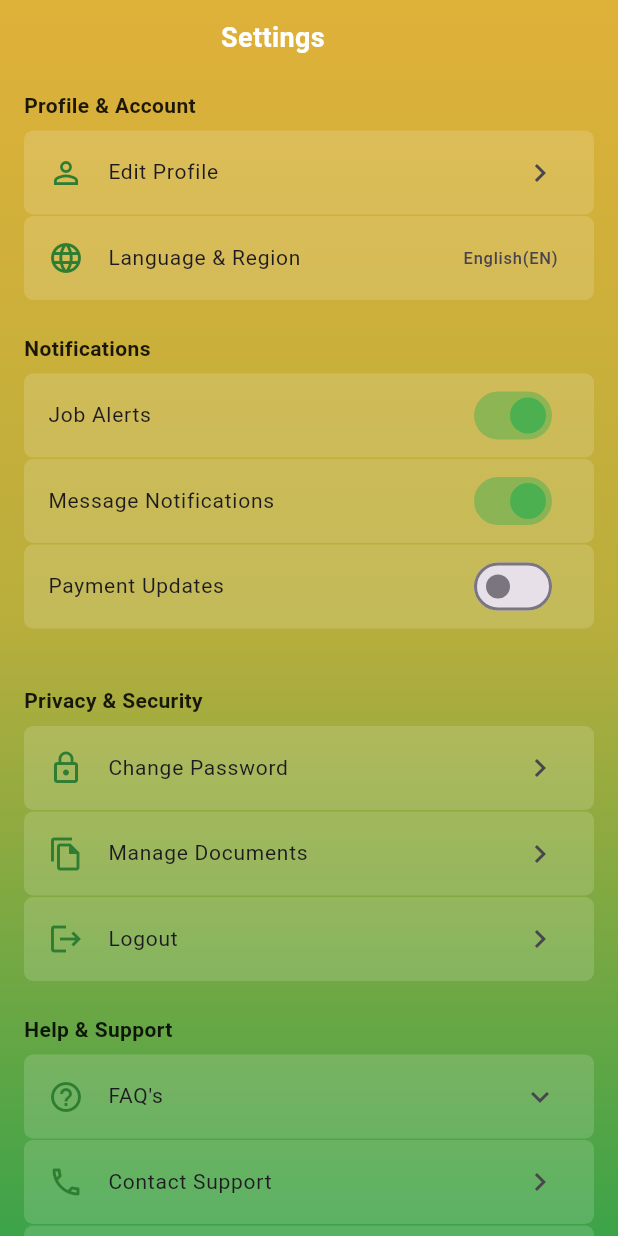
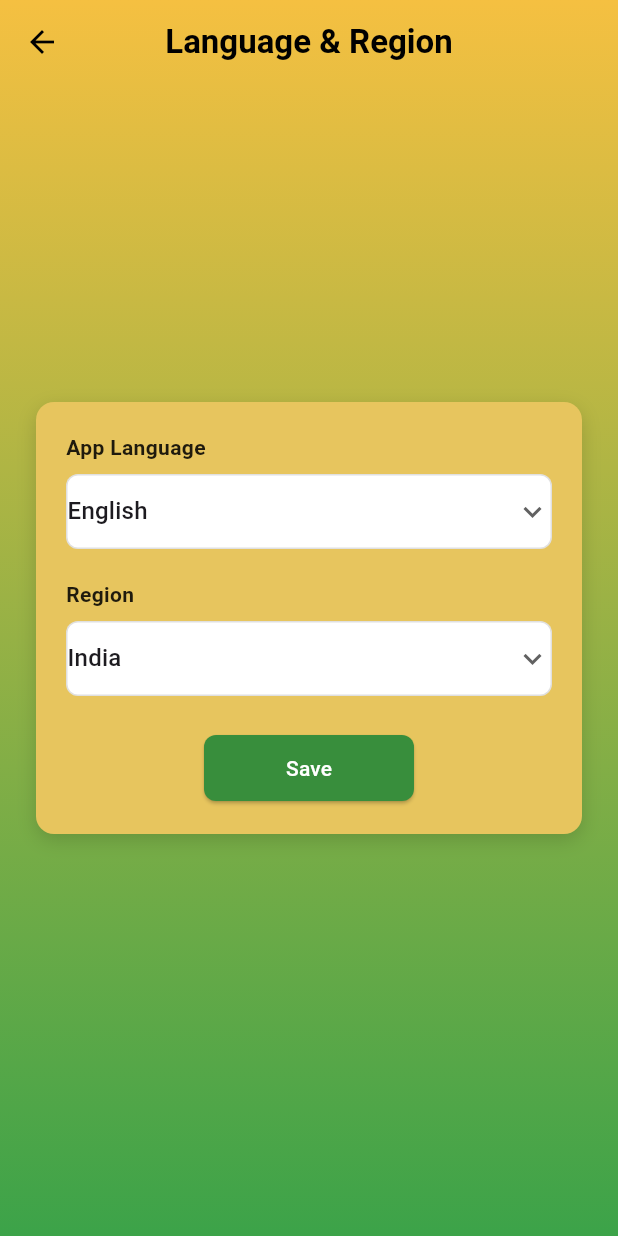
Before and after one commit to LovepreetRehal/legacy-carry, a Flutter app: the SettingsScreen screen opened directly, after a tap on "Language & Region", on a phone screen of 412 x 824 dp. Run offline on Flutter 3.47's test engine with Material 3 defaults, Android fonts, the phone set to English and light mode, and no system bars; our stand-ins replace file_picker, firebase_core, image_picker, shared_preferences; accounts and stored records are empty; network calls fail.

Commit message:
change_language screen and other fixes

```diff
--- /dev/null
+++ b/lib/views/change_language.dart
@@ -0,0 +1,283 @@
+import 'package:flutter/material.dart';
+import 'package:provider/provider.dart';
+import 'services/auth_service.dart';
+import 'providers/user_profile_provider.dart';
+
+class ChangeLanguageScreen extends StatefulWidget {
+  const ChangeLanguageScreen({super.key});
+
+  @override
+  State<ChangeLanguageScreen> createState() => _ChangeLanguageScreenState();
+}
+
+class _ChangeLanguageScreenState extends State<ChangeLanguageScreen> {
+  final List<String> _languages = const [
+    'English',
+    'Hindi',
+    'Marathi',
+    'Punjabi',
+    'Bengali',
+  ];
+
+  final List<String> _regions = const [
+    'India',
+    'United States',
+    'United Kingdom',
+    'Canada',
+    'Australia',
+  ];
+
+  late String _selectedLanguage;
+  late String _selectedRegion;
+  bool _isSaving = false;
+  final AuthService _authService = AuthService();
+
+  @override
+  void initState() {
+    super.initState();
+    _selectedLanguage = _languages.first;
+    _selectedRegion = _regions.first;
+
+    // Prefill from existing profile, if available
+    WidgetsBinding.instance.addPostFrameCallback((_) {
+      final profile = context.read<UserProfileProvider>().profileData?['user']
+          as Map<String, dynamic>?;
+      final currentLanguage = profile?['language']?.toString();
+      final currentRegion = profile?['region']?.toString();
+
+      setState(() {
+        if (currentLanguage != null && _languages.contains(currentLanguage)) {
+          _selectedLanguage = currentLanguage;
+        }
+        if (currentRegion != null && _regions.contains(currentRegion)) {
+          _selectedRegion = currentRegion;
+        }
+      });
+    });
+  }
+
+  Future<void> _savePreferences() async {
+    if (_isSaving) return;
+
+    try {
+      setState(() {
+        _isSaving = true;
+      });
+
+      final profileProvider = context.read<UserProfileProvider>();
+      final user =
+          profileProvider.profileData?['user'] as Map<String, dynamic>?;
+      final idValue = user?['id'];
+      if (idValue == null) {
+        throw Exception('User ID not found. Please try again.');
+      }
+      final userId = int.tryParse(idValue.toString());
+      if (userId == null) {
+        throw Exception('Invalid user ID');
+      }
+
+      final response = await _authService.updateLanguageRegion(
+        userId: userId,
+        language: _selectedLanguage,
+        region: _selectedRegion,
+      );
+
+      // Optionally refresh profile to keep provider in sync
+      try {
+        final profile = await _authService.getUserProfile();
+        profileProvider.updateProfileData(profile);
+      } catch (_) {}
+
+      if (!mounted) return;
+
+      ScaffoldMessenger.of(context).showSnackBar(
+        SnackBar(
+          content: Text(response['message'] ?? 'Language updated successfully'),
+          backgroundColor: Colors.green.shade700,
+        ),
+      );
+
+      await Future.delayed(const Duration(milliseconds: 500));
+      if (Navigator.of(context).canPop()) {
+        Navigator.of(context).pop();
+      }
+    } catch (e) {
+      if (!mounted) return;
+      ScaffoldMessenger.of(context).showSnackBar(
+        SnackBar(
+          content: Text(e.toString()),
+          backgroundColor: Colors.red,
+        ),
+      );
+    } finally {
+      if (mounted) {
+        setState(() {
+          _isSaving = false;
+        });
+      }
+    }
+  }
+
+  @override
+  Widget build(BuildContext context) {
+    return Scaffold(
+      extendBodyBehindAppBar: true,
+      appBar: AppBar(
+        elevation: 0,
+        backgroundColor: Colors.transparent,
+        leading: IconButton(
+          icon: const Icon(Icons.arrow_back, color: Colors.black),
+          onPressed: () => Navigator.of(context).maybePop(),
+        ),
+        title: const Text(
+          'Language & Region',
+          style: TextStyle(
+            color: Colors.black,
+            fontWeight: FontWeight.w600,
+          ),
+        ),
+        centerTitle: true,
+      ),
+      body: Container(
+        width: double.infinity,
+        height: double.infinity,
+        decoration: const BoxDecoration(
+          gradient: LinearGradient(
+            begin: Alignment.topCenter,
+            end: Alignment.bottomCenter,
+            colors: [
+              Color(0xFFF5C041),
+              Color(0xFF3CA349),
+            ],
+          ),
+        ),
+        child: Center(
+          child: Container(
+            width: double.infinity,
+            margin: const EdgeInsets.symmetric(horizontal: 24),
+            padding: const EdgeInsets.all(20),
+            decoration: BoxDecoration(
+              color: const Color(0xFFE7C55E),
+              borderRadius: BorderRadius.circular(12),
+              boxShadow: [
+                BoxShadow(
+                  color: Colors.black.withOpacity(0.15),
+                  blurRadius: 10,
+                  offset: const Offset(0, 4),
+                ),
+              ],
+            ),
+            child: Column(
+              mainAxisSize: MainAxisSize.min,
+              crossAxisAlignment: CrossAxisAlignment.start,
+              children: [
+                const Text(
+                  'App Language',
+                  style: TextStyle(
+                    fontSize: 14,
+                    fontWeight: FontWeight.w600,
+                    color: Colors.black87,
+                  ),
+                ),
+                const SizedBox(height: 8),
+                _DropdownField<String>(
+                  value: _selectedLanguage,
+                  items: _languages,
+                  onChanged: (value) {
+                    if (value == null) return;
+                    setState(() => _selectedLanguage = value);
+                  },
+                ),
+                const SizedBox(height: 20),
+                const Text(
+                  'Region',
+                  style: TextStyle(
+                    fontSize: 14,
+                    fontWeight: FontWeight.w600,
+                    color: Colors.black87,
+                  ),
+                ),
+                const SizedBox(height: 8),
+                _DropdownField<String>(
+                  value: _selectedRegion,
+                  items: _regions,
+                  onChanged: (value) {
+                    if (value == null) return;
+                    setState(() => _selectedRegion = value);
+                  },
+                ),
+                const SizedBox(height: 24),
+                Center(
+                  child: SizedBox(
+                    width: 140,
+                    child: ElevatedButton(
+                      style: ElevatedButton.styleFrom(
+                        backgroundColor: Colors.green.shade700,
+                        foregroundColor: Colors.white,
+                        padding: const EdgeInsets.symmetric(vertical: 12),
+                        shape: RoundedRectangleBorder(
+                          borderRadius: BorderRadius.circular(8),
+                        ),
+                      ),
+                      onPressed: _isSaving ? null : _savePreferences,
+                      child: _isSaving
+                          ? const SizedBox(
+                              height: 18,
+                              width: 18,
+                              child: CircularProgressIndicator(
+                                strokeWidth: 2,
+                                color: Colors.white,
+                              ),
+                            )
+                          : const Text('Save'),
+                    ),
+                  ),
+                ),
+              ],
+            ),
+          ),
+        ),
+      ),
+    );
+  }
+}
+
+class _DropdownField<T> extends StatelessWidget {
+  const _DropdownField({
+    required this.value,
+    required this.items,
+    required this.onChanged,
+  });
+
+  final T value;
+  final List<T> items;
+  final ValueChanged<T?> onChanged;
+
+  @override
+  Widget build(BuildContext context) {
+    return Container(
+      decoration: BoxDecoration(
+        color: Colors.white,
+        borderRadius: BorderRadius.circular(8),
+        border: Border.all(color: Colors.black12),
+      ),
+      child: DropdownButtonHideUnderline(
+        child: DropdownButton<T>(
+          isExpanded: true,
+          value: value,
+          icon: const Icon(Icons.keyboard_arrow_down),
+          borderRadius: BorderRadius.circular(8),
+          items: items
+              .map(
+                (item) => DropdownMenuItem<T>(
+                  value: item,
+                  child: Text(item.toString()),
+                ),
+              )
+              .toList(),
+          onChanged: onChanged,
+        ),
+      ),
+    );
+  }
+}
--- a/lib/views/dashboard/settings_screen.dart
+++ b/lib/views/dashboard/settings_screen.dart
@@ -1,4 +1,5 @@
 import 'package:flutter/material.dart';
+import 'package:legacy_carry/views/change_language.dart';
 import 'package:legacy_carry/views/change_password_screen.dart';
 import 'package:legacy_carry/views/contact_support_screen.dart';
 import 'package:legacy_carry/views/dashboard/edit_profie.dart';
@@ -74,7 +75,13 @@ class SettingsScreen extends StatelessWidget {
                     'English(EN)',
                     style: TextStyle(fontWeight: FontWeight.w500),
                   ),
-                  onTap: () {},
+                  onTap: () {
+                    Navigator.push(
+                        context,
+                        MaterialPageRoute(
+                          builder: (context) => const ChangeLanguageScreen(),
+                        ));
+                  },
                 ),
 
                 const SizedBox(height: 16),
--- a/lib/views/employe/choose_language_screen.dart
+++ b/lib/views/employe/choose_language_screen.dart
@@ -84,7 +84,9 @@ class _ChooseLanguageScreenState extends State<ChooseLanguageScreen> {
                         child: Container(
                           alignment: Alignment.center,
                           decoration: BoxDecoration(
-                            color: isSelected ? Colors.white : Colors.white.withOpacity(0.3),
+                            color: isSelected
+                                ? Colors.white
+                                : Colors.white.withOpacity(0.3),
                             borderRadius: BorderRadius.circular(8),
                             boxShadow: [
                               BoxShadow(
@@ -129,7 +131,6 @@ class _ChooseLanguageScreenState extends State<ChooseLanguageScreen> {
                           ),
                         ),
                       );
-
                     },
                     child: const Text(
                       "Next",
--- a/lib/views/services/auth_service.dart
+++ b/lib/views/services/auth_service.dart
@@ -1044,4 +1044,52 @@ class AuthService {
       rethrow;
     }
   }
+
+  /// Update Language & Region
+  Future<Map<String, dynamic>> updateLanguageRegion({
+    required int userId,
+    required String language,
+    required String region,
+  }) async {
+    final token = await getToken();
+    if (token == null) throw Exception('User not logged in');
+
+    final url = Uri.parse('$baseUrl/user/$userId/language-region');
+
+    try {
+      final response = await http.post(
+        url,
+        headers: {
+          'Content-Type': 'application/json',
+          'Accept': 'application/json',
+          'Authorization': 'Bearer $token',
+        },
+        body: jsonEncode({
+          'language': language,
+          'region': region,
+        }),
+      );
+
+      print(" Update Language & Region URL: $url");
+      print(" User ID: $userId");
+      print(" Language: $language");
+      print(" Region: $region");
+      print(" Status Code: ${response.statusCode}");
+      print(" Response Body: ${response.body}");
+
+      final jsonResponse = jsonDecode(response.body);
+
+      if (response.statusCode == 200 || response.statusCode == 201) {
+        return jsonResponse;
+      } else {
+        final errorMessage = jsonResponse['message'] ??
+            'Failed to update language & region. Server error: ${response.statusCode}';
+        throw Exception(errorMessage);
+      }
+    } catch (e, stack) {
+      print(" Exception while updating language & region: $e");
+      print(stack);
+      rethrow;
+    }
+  }
 }
```
Also changed, not shown: lib/main.dart (+6 -1 lines), lib/views/dashboard/edit_profie.dart (+29 -15 lines), lib/views/employe/employee_home_screen.dart (+27 -20 lines), lib/views/providers/user_profile_provider.dart (added, +72 -0 lines), lib/views/resident/resident_home_screen.dart (+19 -61 lines).
